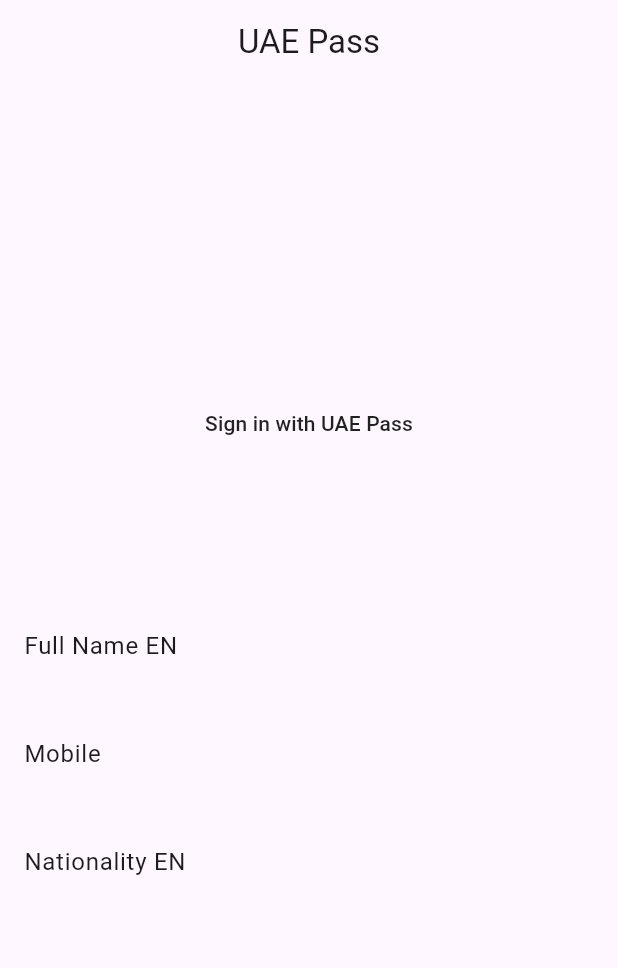
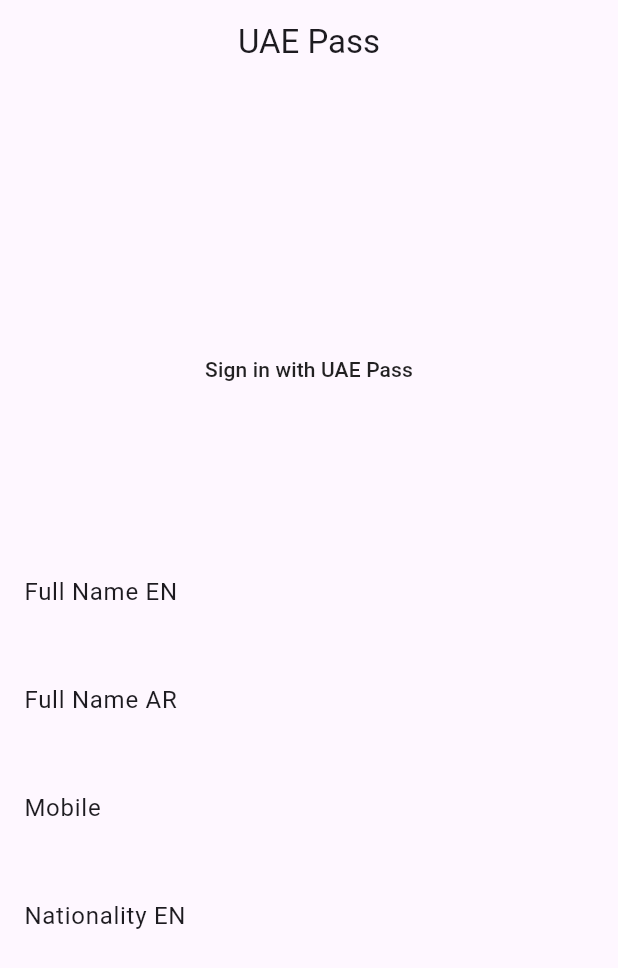
Before and after one commit to MohamedAbd0/uae_pass, a Flutter app: the screen it shows after launch, after a tap on "Sign in with UAE Pass", on a phone screen of 412 x 824 dp. Shown: the top 968 px of the screen. Run offline on Flutter 3.47's test engine with Material 3 defaults, Android fonts, the phone set to English and light mode, and no system bars; our stand-ins replace plugin_platform_interface; accounts and stored records are empty.

Commit message:
Fix Missing Data Bug on IOS platform

```diff
--- a/example/lib/main.dart
+++ b/example/lib/main.dart
@@ -23,6 +23,7 @@ class _MyAppState extends State<MyApp> {
   @override
   void initState() {
     super.initState();
+
     _uaePass.setUpEnvironment(
       clientId: "<clientId>",
       clientSecret: "<clientSecret>",
@@ -67,6 +68,10 @@ class _MyAppState extends State<MyApp> {
                       subtitle: Text(profileData?.fullnameEN ?? ""),
                     ),
                     ListTile(
+                      title: const Text('Full Name AR'),
+                      subtitle: Text(profileData?.fullnameAR ?? ""),
+                    ),
+                    ListTile(
                       title: const Text('Mobile'),
                       subtitle: Text(profileData?.mobile ?? ""),
                     ),
--- a/lib/model/profile_data.dart
+++ b/lib/model/profile_data.dart
@@ -3,6 +3,8 @@ class ProfileData {
   String? firstnameAR;
   String? firstnameEN;
   String? fullnameEN;
+    String? fullnameAR;
+
   String? gender;
   String? lastnameAR;
   String? lastnameEN;
@@ -18,6 +20,7 @@ class ProfileData {
     this.firstnameAR,
     this.firstnameEN,
     this.fullnameEN,
+    this.fullnameAR,
     this.gender,
     this.lastnameAR,
     this.lastnameEN,
@@ -34,6 +37,7 @@ class ProfileData {
     firstnameAR = json['firstnameAR'];
     firstnameEN = json['firstnameEN'];
     fullnameEN = json['fullnameEN'];
+    fullnameAR= json['fullnameAR'];
     gender = json['gender'];
     lastnameAR = json['lastnameAR'];
     lastnameEN = json['lastnameEN'];
@@ -51,6 +55,7 @@ class ProfileData {
     data['firstnameAR'] = firstnameAR;
     data['firstnameEN'] = firstnameEN;
     data['fullnameEN'] = fullnameEN;
+    data['fullnameAR'] = fullnameAR;
     data['gender'] = gender;
     data['lastnameAR'] = lastnameAR;
     data['lastnameEN'] = lastnameEN;
```
Also changed, not shown: example/pubspec.lock, pubspec.lock, 6 other files.
